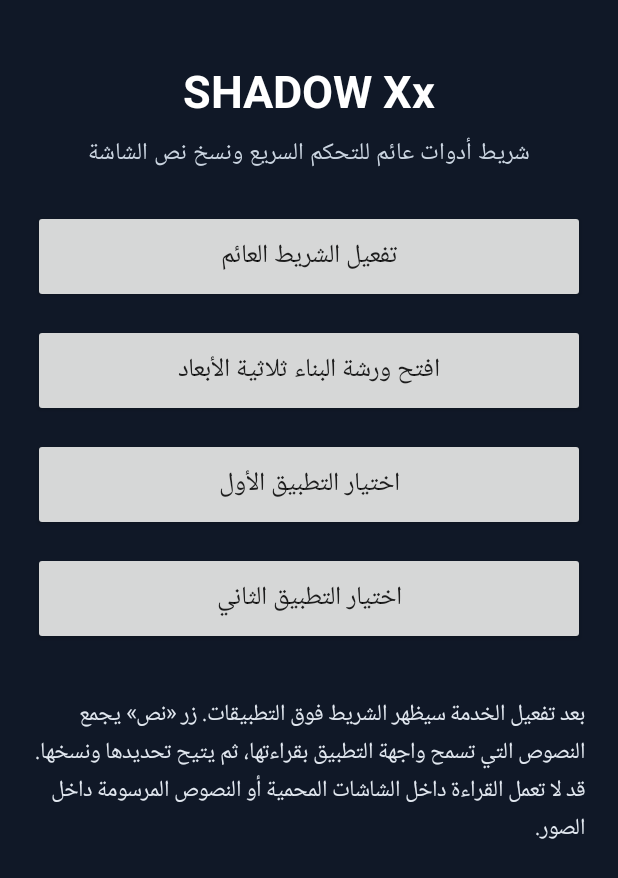
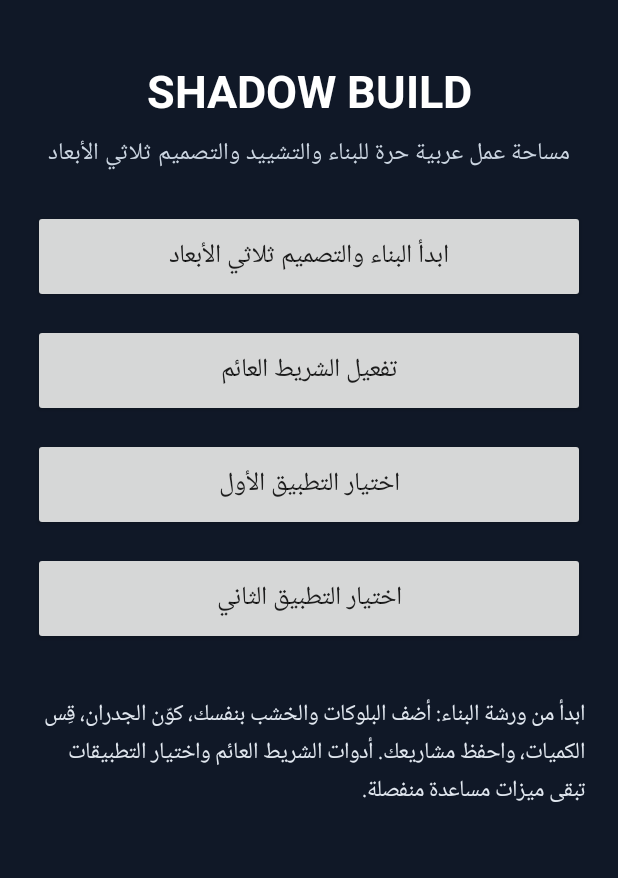
Before and after one commit to azd103307-bot/SHADOW-Xx, an Android app: the screen it shows after launch (MainActivity), on a phone screen of 412 x 824 dp. Shown: the top 878 px of the screen. Run offline under Robolectric (Android 15) with nearby library versions, the phone set to English and light mode, and no system bars.

Commit message:
Make SHADOW BUILD construction workspace the main app entry

```diff
--- a/app/src/main/java/com/shadow/xx/MainActivity.kt
+++ b/app/src/main/java/com/shadow/xx/MainActivity.kt
@@ -20,25 +20,25 @@ class MainActivity : Activity() {
             setBackgroundColor(0xFF101827.toInt())
         }
         val title = TextView(this).apply {
-            text = "SHADOW Xx"; textSize = 30f
+            text = "SHADOW BUILD"; textSize = 30f
             setTextColor(0xFFFFFFFF.toInt()); typeface = Typeface.DEFAULT_BOLD
             gravity = Gravity.CENTER; setPadding(0, dp(12), 0, dp(8))
         }
         val sub = TextView(this).apply {
-            text = "شريط أدوات عائم للتحكم السريع ونسخ نص الشاشة"
+            text = "مساحة عمل عربية حرة للبناء والتشييد والتصميم ثلاثي الأبعاد"
             textSize = 16f; setTextColor(0xFFCBD5E1.toInt()); gravity = Gravity.CENTER
             setPadding(0, 0, 0, dp(24))
         }
         root.addView(title); root.addView(sub)
+        root.addView(button("ابدأ البناء والتصميم ثلاثي الأبعاد") { startActivity(Intent(this, ConstructionActivity::class.java)) }, lp())
         root.addView(button("تفعيل الشريط العائم") {
             startActivity(Intent(Settings.ACTION_ACCESSIBILITY_SETTINGS))
             Toast.makeText(this, "فعّل خدمة SHADOW Xx من خدمات إمكانية الوصول", Toast.LENGTH_LONG).show()
         }, lp())
-        root.addView(button("افتح ورشة البناء ثلاثية الأبعاد") { startActivity(Intent(this, ConstructionActivity::class.java)) }, lp())
         root.addView(button("اختيار التطبيق الأول") { chooseApp(1) }, lp())
         root.addView(button("اختيار التطبيق الثاني") { chooseApp(2) }, lp())
         val hint = TextView(this).apply {
-            text = "بعد تفعيل الخدمة سيظهر الشريط فوق التطبيقات. زر «نص» يجمع النصوص التي تسمح واجهة التطبيق بقراءتها، ثم يتيح تحديدها ونسخها. قد لا تعمل القراءة داخل الشاشات المحمية أو النصوص المرسومة داخل الصور."
+            text = "ابدأ من ورشة البناء: أضف البلوكات والخشب بنفسك، كوّن الجدران، قِس الكميات، واحفظ مشاريعك. أدوات الشريط العائم واختيار التطبيقات تبقى ميزات مساعدة منفصلة."
             textSize = 15f; setTextColor(0xFFE2E8F0.toInt()); setPadding(0, dp(20), 0, 0)
         }
         root.addView(hint)
```
